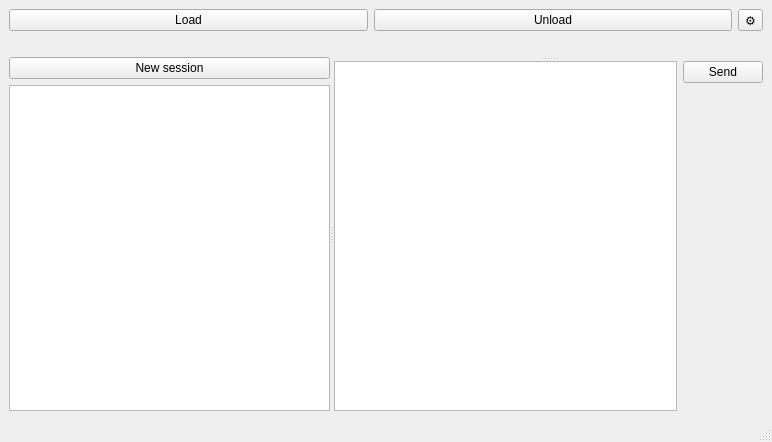
Old version of the form mainwindow.ui in the repository artthirt/LLMTest.
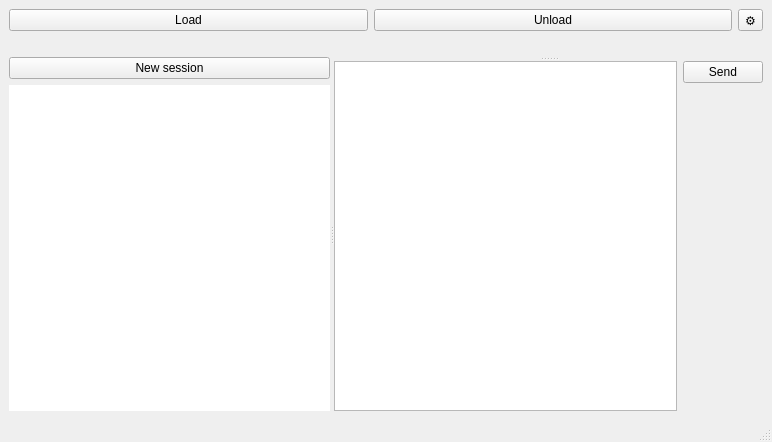
New version of the form.

Diff of the .ui file:
```diff
--- a/mainwindow.ui
+++ b/mainwindow.ui
@@ -78,7 +78,17 @@
          </widget>
         </item>
         <item>
-         <widget class="QListView" name="lvTabs"/>
+         <widget class="QListView" name="lvTabs">
+          <property name="frameShape">
+           <enum>QFrame::Shape::NoFrame</enum>
+          </property>
+          <property name="frameShadow">
+           <enum>QFrame::Shadow::Plain</enum>
+          </property>
+          <property name="lineWidth">
+           <number>0</number>
+          </property>
+         </widget>
         </item>
        </layout>
       </widget>
```
Left out of the diff: 2 changed lines with no effect on the pictures.
